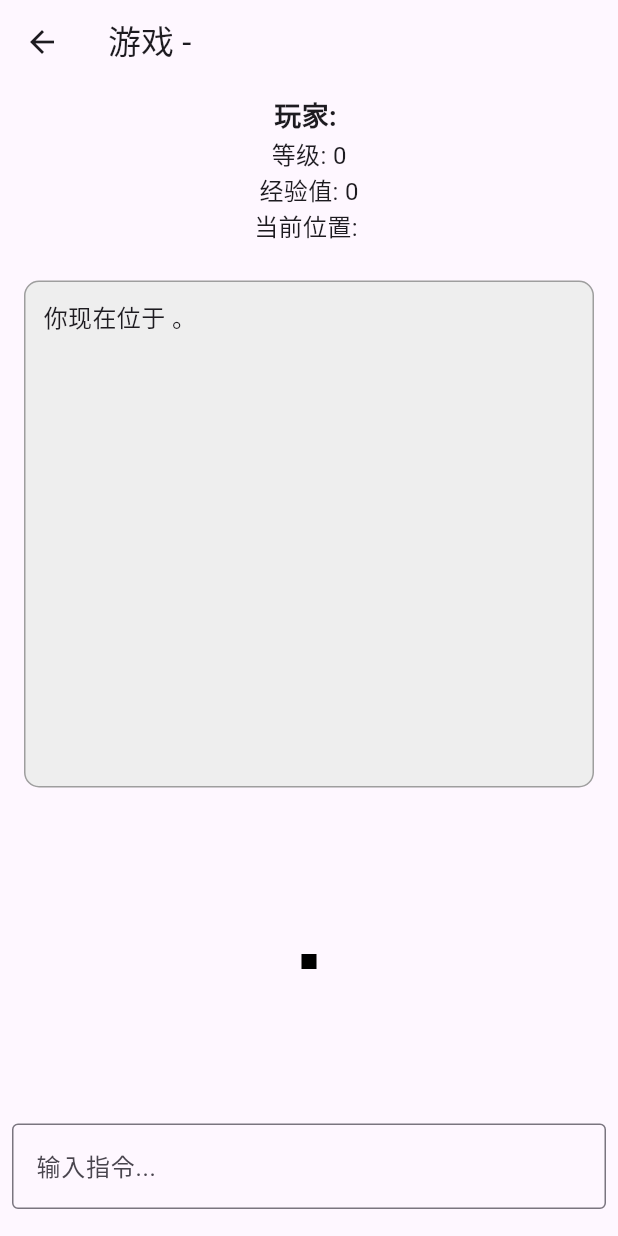
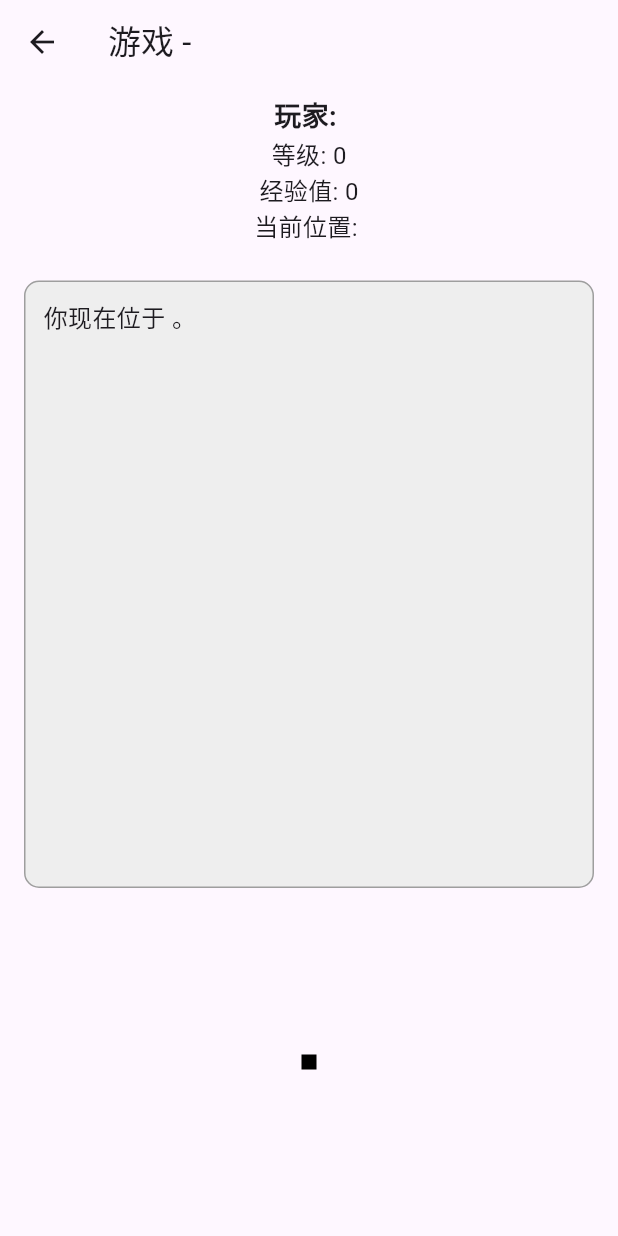
Before and after one commit to Toxicccxz/Mud, a Flutter app: the GameScreen screen opened directly with empty values, on a phone screen of 412 x 824 dp. Run offline on Flutter 3.47's test engine with Material 3 defaults, Android fonts, the light colour scheme and no system bars; our stand-ins replace logger; missing offline and left inert: encrypt.

Commit message:
delete input box

```diff
--- a/martial_world/lib/game_ui/game_screen.dart
+++ b/martial_world/lib/game_ui/game_screen.dart
@@ -110,25 +110,13 @@ class GameScreen extends StatelessWidget {
     return description;
   }
 
-  // 构建动作按钮和指令输入区域
+  // 构建动作按钮和指令区域
   Widget _buildActionsAndInput() {
     var logger = Logger();
     return Padding(
       padding: const EdgeInsets.all(8.0),
       child: Column(
         children: [
-          // 指令输入框
-          TextField(
-            decoration: const InputDecoration(
-              hintText: '输入指令...',
-              border: OutlineInputBorder(),
-            ),
-            onSubmitted: (value) {
-              // 处理用户输入的指令
-              logger.d('用户输入了: $value');
-            },
-          ),
-          const SizedBox(height: 10),
           // 动作按钮
           Row(
             mainAxisAlignment: MainAxisAlignment.spaceAround,
@@ -174,7 +162,7 @@ class GameScreen extends StatelessWidget {
     if (currentMapData.exits.contains('西')) {
       buttons.add(ElevatedButton(
         onPressed: () {
-          logger.e('向西移动');
+          logger.d('向西移动');
         },
         child: const Text('向西'),
       ));
```
